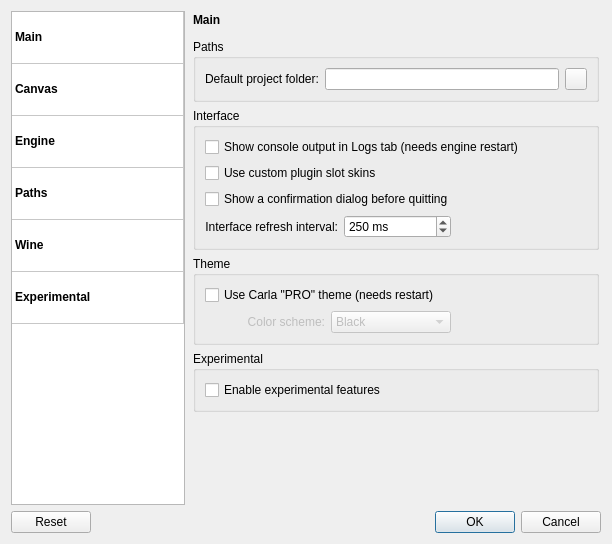
Qt form resources/ui/carla_settings.ui (falkTX/Carla) before a commit.
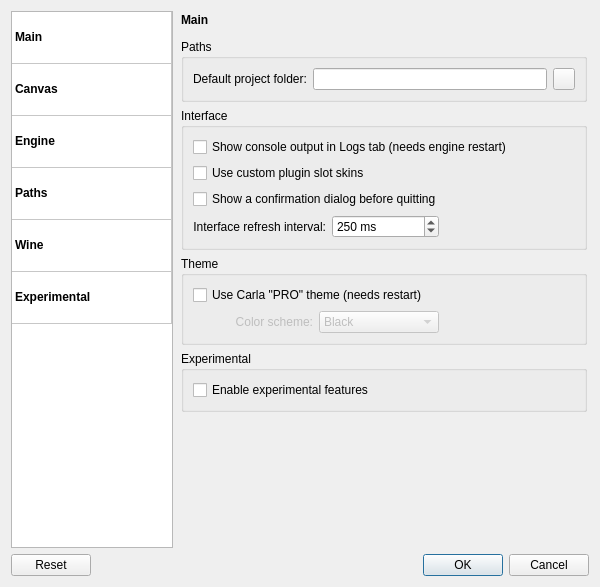
The same form after that commit. Icons and pictures are not drawn.

Commit message: Modify .ui file using qt4 designer

```diff
--- a/resources/ui/carla_settings.ui
+++ b/resources/ui/carla_settings.ui
@@ -6,8 +6,8 @@
    <rect>
     <x>0</x>
     <y>0</y>
-    <width>612</width>
-    <height>544</height>
+    <width>600</width>
+    <height>587</height>
    </rect>
   </property>
   <property name="minimumSize">
@@ -112,7 +112,7 @@
          </font>
         </property>
         <property name="textAlignment">
-         <set>AlignLeading|AlignVCenter</set>
+         <set>AlignLeft|AlignVCenter</set>
         </property>
         <property name="icon">
          <iconset resource="../resources.qrc">
```
Left out of the diff: 154 changed lines with no effect on the pictures.
